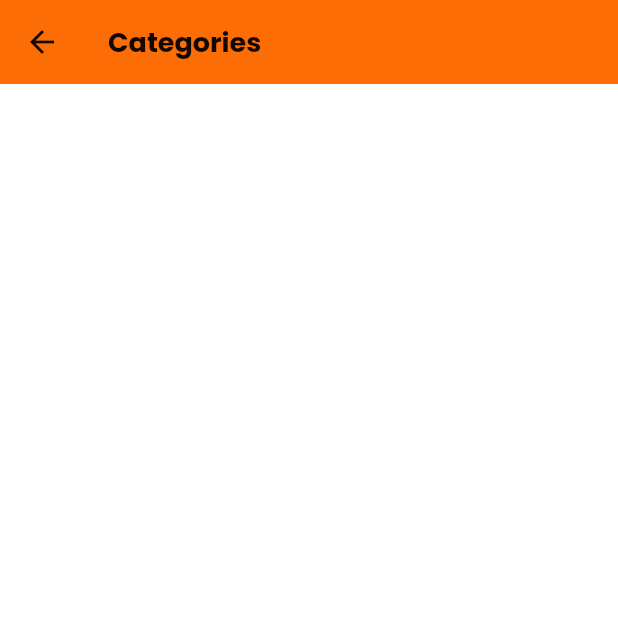
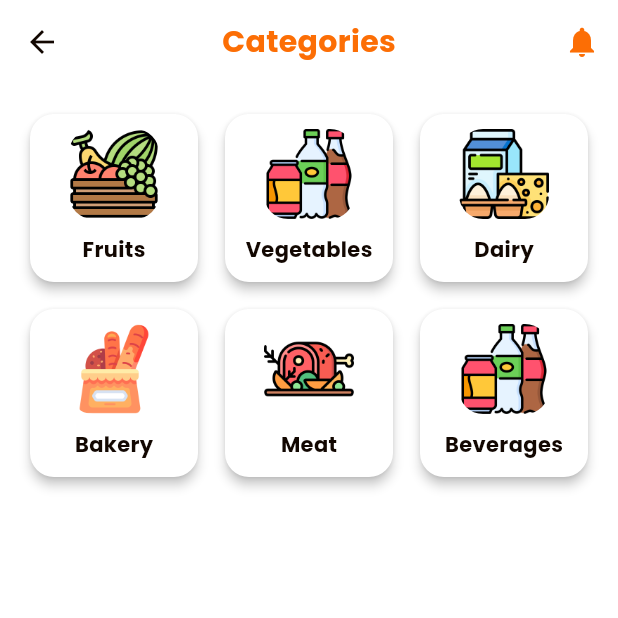
Before and after one commit to GitheTrunk/grocery, a Flutter app: the screen it shows after launch, after a tap on "See All", on a phone screen of 412 x 824 dp, the top half of it. Run offline on Flutter 3.47's test engine with Material 3 defaults, Android fonts, the light colour scheme and no system bars; our stand-ins replace carousel_slider, get, google_fonts, salomon_bottom_bar.

Commit message:
build categories screen and fix issue

```diff
--- a/lib/main.dart
+++ b/lib/main.dart
@@ -1,6 +1,6 @@
 import 'package:flutter/material.dart';
 import 'package:get/get.dart';
-import 'package:grocery/views/categories.dart';
+import 'package:grocery/views/categories_screen.dart';
 import 'package:grocery/views/favorite_screen.dart';
 import 'package:grocery/views/home_screen.dart';
 import 'package:grocery/themes/theme.dart';
@@ -23,7 +23,7 @@ void main() {
         '/favorite': (context) => const FavoriteScreen(),
         '/profile': (context) => const ProfileScreen(),
         '/notifications': (context) => const NotificationScreen(),
-        '/categories': (context) => const Categories(),
+        '/categories': (context) => const CategoriesScreen(),
       },
     ),
   );
--- a/lib/views/categories.dart
+++ /dev/null
@@ -1,10 +0,0 @@
-import 'package:flutter/material.dart';
-
-class Categories extends StatelessWidget {
-  const Categories({super.key});
-
-  @override
-  Widget build(BuildContext context) {
-    return Scaffold(appBar: AppBar(title: Text('Categories')));
-  }
-}
--- /dev/null
+++ b/lib/views/categories_screen.dart
@@ -0,0 +1,61 @@
+import 'package:flutter/material.dart';
+import 'package:grocery/widgets/appbar/custome_app_new.dart';
+import 'package:grocery/widgets/category/category_grid.dart';
+
+class CategoriesScreen extends StatefulWidget {
+  const CategoriesScreen({super.key});
+
+  @override
+  State<CategoriesScreen> createState() => _CategoriesState();
+}
+
+class _CategoriesState extends State<CategoriesScreen> {
+  @override
+  Widget build(BuildContext context) {
+    return GestureDetector(
+      onTap: () => FocusScope.of(context).unfocus(),
+      child: Scaffold(
+        body: CustomScrollView(
+          slivers: [
+            CustomAppBarNew(
+              title: 'Categories',
+              onNotificationTap: () {
+                Navigator.pushNamed(context, '/notications');
+              },
+            ),
+            SliverToBoxAdapter(
+              child: CategoryGrid(
+                categories: [
+                  {
+                    'image': 'assets/icons/categories/fruits.png',
+                    'categoryName': 'Fruits',
+                  },
+                  {
+                    'image': 'assets/icons/categories/beverages.png',
+                    'categoryName': 'Vegetables',
+                  },
+                  {
+                    'image': 'assets/icons/categories/dairy-products.png',
+                    'categoryName': 'Dairy',
+                  },
+                  {
+                    'image': 'assets/icons/categories/bakery.png',
+                    'categoryName': 'Bakery',
+                  },
+                  {
+                    'image': 'assets/icons/categories/meats.png',
+                    'categoryName': 'Meat',
+                  },
+                  {
+                    'image': 'assets/icons/categories/beverages.png',
+                    'categoryName': 'Beverages',
+                  },
+                ],
+              ),
+            ),
+          ],
+        ),
+      ),
+    );
+  }
+}
--- /dev/null
+++ b/lib/widgets/appbar/custome_app_new.dart
@@ -0,0 +1,54 @@
+import 'package:flutter/material.dart';
+
+class CustomAppBarNew extends StatelessWidget implements PreferredSizeWidget {
+  final String title;
+  final VoidCallback? onTitleTap;
+  final VoidCallback? onNotificationTap;
+  const CustomAppBarNew({
+    super.key,
+    this.title = '',
+    this.onTitleTap,
+    this.onNotificationTap,
+  });
+
+  @override
+  Widget build(BuildContext context) {
+    return SliverAppBar(
+      floating: false,
+      pinned: true,
+      expandedHeight: 56.0,
+      backgroundColor: Theme.of(context).scaffoldBackgroundColor,
+      elevation: 0,
+      title: Material(
+        color: Colors.transparent,
+        child: InkWell(
+          onTap: onTitleTap,
+          borderRadius: BorderRadius.circular(8),
+          child: Padding(
+            padding: const EdgeInsets.symmetric(vertical: 8.0),
+            child: Text(
+              title,
+              style: TextStyle(
+                color: Theme.of(context).primaryColor,
+                fontSize: 20,
+                fontWeight: FontWeight.w600,
+              ),
+            ),
+          ),
+        ),
+      ),
+      centerTitle: true,
+      actions: [
+        if (onNotificationTap != null)
+          IconButton(
+            icon: const Icon(Icons.notifications),
+            color: Theme.of(context).primaryColor,
+            onPressed: onNotificationTap,
+          ),
+      ],
+    );
+  }
+
+  @override
+  Size get preferredSize => const Size.fromHeight(kToolbarHeight);
+}
--- /dev/null
+++ b/lib/widgets/category/category_card.dart
@@ -0,0 +1,46 @@
+import 'package:flutter/material.dart';
+
+class CategoryCard extends StatelessWidget {
+  final String image;
+  final String categoryName;
+  final VoidCallback? onTap;
+
+  const CategoryCard({
+    super.key,
+    required this.image,
+    required this.categoryName,
+    this.onTap,
+  });
+
+  @override
+  Widget build(BuildContext context) {
+    return GestureDetector(
+      onTap: onTap,
+      child: Card(
+        color: Theme.of(context).colorScheme.onPrimary,
+        elevation: 3,
+        shape: RoundedRectangleBorder(borderRadius: BorderRadius.circular(16)),
+        child: Column(
+          crossAxisAlignment: CrossAxisAlignment.center,
+          children: [
+            SizedBox(height: 10.0),
+            ClipRRect(
+              borderRadius: BorderRadius.all(Radius.circular(16.0)),
+              child: Image.asset(
+                image,
+                fit: BoxFit.cover,
+                height: 60,
+                width: 60,
+              ),
+            ),
+            const SizedBox(height: 10.0),
+            Text(
+              categoryName,
+              style: const TextStyle(fontSize: 14, fontWeight: FontWeight.w600),
+            ),
+          ],
+        ),
+      ),
+    );
+  }
+}
--- /dev/null
+++ b/lib/widgets/category/category_grid.dart
@@ -0,0 +1,33 @@
+import 'package:flutter/material.dart';
+import 'package:grocery/widgets/category/category_card.dart';
+
+class CategoryGrid extends StatelessWidget {
+  final List<Map<String, String>> categories;
+  const CategoryGrid({super.key, required this.categories});
+
+  @override
+  Widget build(BuildContext context) {
+    return GridView.builder(
+      padding: const EdgeInsets.all(16.0),
+      itemCount: categories.length,
+      shrinkWrap: true,
+      physics: const NeverScrollableScrollPhysics(),
+      gridDelegate: const SliverGridDelegateWithFixedCrossAxisCount(
+        crossAxisCount: 3,
+        crossAxisSpacing: 10,
+        mainAxisSpacing: 10,
+        childAspectRatio: 1.0,
+      ),
+      itemBuilder: (context, index) {
+        final category = categories[index];
+        return CategoryCard(
+          image: category['image']!,
+          categoryName: category['categoryName']!,
+          onTap: () {
+            debugPrint('Category ${category['categoryName']} tapped');
+          },
+        );
+      },
+    );
+  }
+}
--- a/lib/widgets/product/product_card.dart
+++ b/lib/widgets/product/product_card.dart
@@ -19,6 +19,7 @@ class ProductCard extends StatelessWidget {
   @override
   Widget build(BuildContext context) {
     return Card(
+      color: Theme.of(context).colorScheme.onPrimary,
       shape: RoundedRectangleBorder(borderRadius: BorderRadius.circular(16.0)),
       elevation: 4,
       child: Padding(
--- a/pubspec.yaml
+++ b/pubspec.yaml
@@ -34,6 +34,7 @@ flutter:
     - assets/images/profile/
     - assets/images/products/
     - assets/fonts/
+    - assets/icons/categories/
 
   fonts:
     - family: Poppins
```
Also changed, not shown: assets/icons/categories/bakery.png (added), assets/icons/categories/beverages.png (added), assets/icons/categories/dairy-products.png (added), assets/icons/categories/fruits.png (added), assets/icons/categories/meats.png (added), assets/icons/categories/vegetables.png (added).
